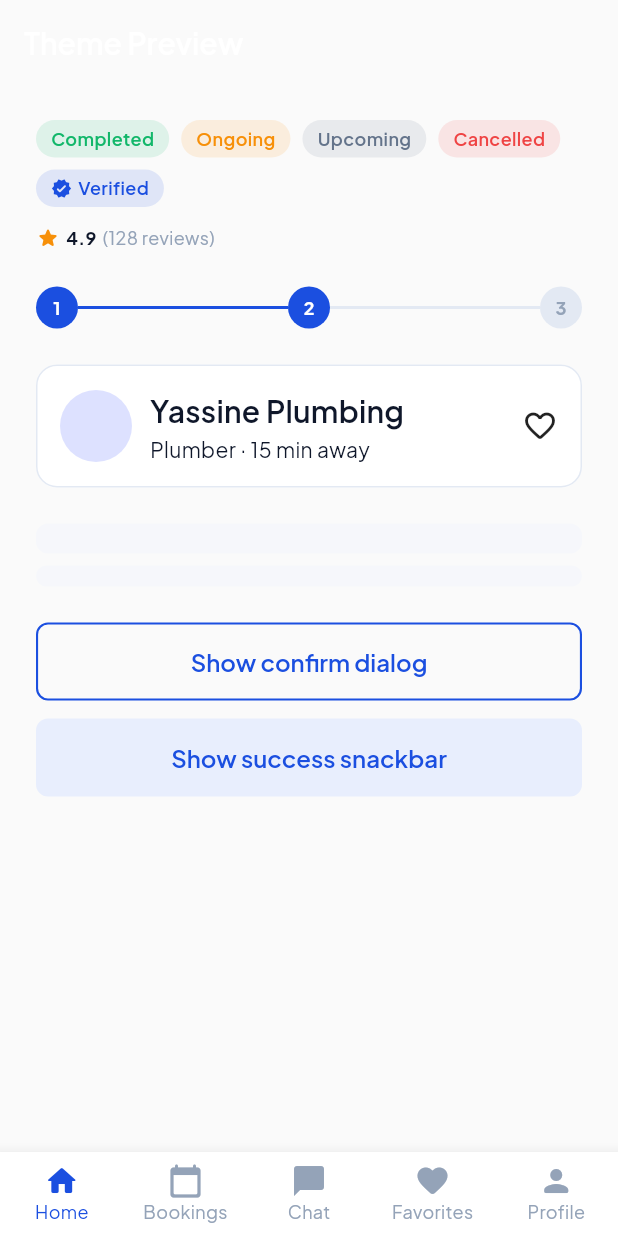
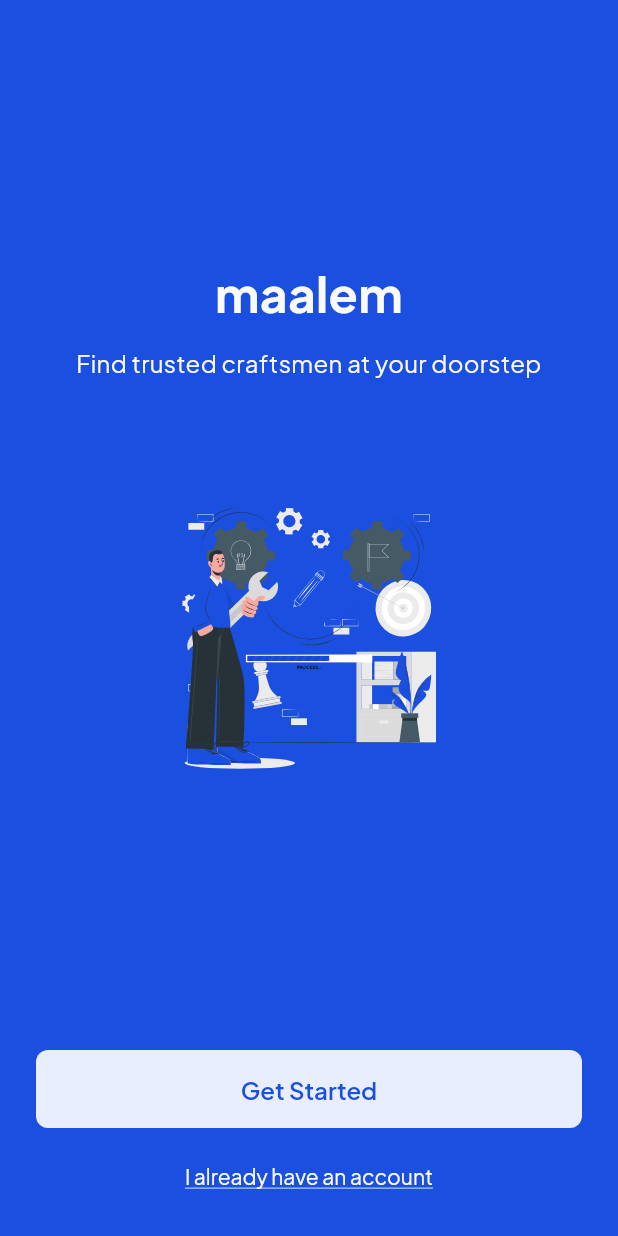
Before and after one commit to mohamed-mouatiqi/maalem, a Flutter app: the screen it shows after launch, on a phone screen of 412 x 824 dp. Run offline on Flutter 3.47's test engine with Material 3 defaults, Android fonts, the phone set to English and light mode, and no system bars; our stand-ins replace flutter_svg, go_router, shared_preferences.

Commit message:
add splash, onboarding and language selection flow

```diff
--- a/lib/core/routing/app_router.dart
+++ b/lib/core/routing/app_router.dart
@@ -1,6 +1,9 @@
 import 'package:go_router/go_router.dart';
 
 import '../../dev/theme_preview_screen.dart';
+import '../../features/auth/presentation/screens/language_selection_screen.dart';
+import '../../features/auth/presentation/screens/onboarding_screen.dart';
+import '../../features/auth/presentation/screens/splash_screens.dart';
 import 'app_routes.dart';
 
 /// App-wide go_router config. Add one GoRoute per screen here as they're built.
@@ -9,6 +12,18 @@ final appRouter = GoRouter(
   routes: [
     GoRoute(
       path: AppRoutes.splash,
+      builder: (context, state) => const SplashScreens(),
+    ),
+    GoRoute(
+      path: AppRoutes.onboarding,
+      builder: (context, state) => const OnboardingScreen(),
+    ),
+    GoRoute(
+      path: AppRoutes.languageSelection,
+      builder: (context, state) => const LanguageSelectionScreen(),
+    ),
+    GoRoute(
+      path: AppRoutes.devPreview,
       builder: (context, state) => const ThemePreviewScreen(),
     ),
   ],
--- a/lib/core/routing/app_routes.dart
+++ b/lib/core/routing/app_routes.dart
@@ -3,4 +3,9 @@ class AppRoutes {
   AppRoutes._();
 
   static const splash = '/';
+  static const onboarding = '/onboarding';
+  static const languageSelection = '/language-selection';
+
+  /// Not part of the real app flow — see ThemePreviewScreen.
+  static const devPreview = '/dev-preview';
 }
--- /dev/null
+++ b/lib/features/auth/presentation/screens/splash_screens.dart
@@ -0,0 +1,76 @@
+import 'package:flutter/material.dart';
+import 'package:flutter_svg/svg.dart';
+import 'package:go_router/go_router.dart';
+import 'package:maalem/core/constants/app_colors.dart';
+import 'package:maalem/core/constants/app_sizes.dart';
+import 'package:maalem/core/constants/app_text_styles.dart';
+import 'package:maalem/core/routing/app_routes.dart';
+import 'package:maalem/core/widgets/inputs/app_button.dart';
+
+/// First screen shown on app launch. Purely static — no Cubit, since
+/// navigation here is user-driven (buttons), not an auto auth-check redirect.
+class SplashScreens extends StatelessWidget {
+  const SplashScreens({super.key});
+
+  @override
+  Widget build(BuildContext context) {
+    return Scaffold(
+      backgroundColor: AppColors.primary,
+      body: SafeArea(
+        child: Padding(
+          padding: const EdgeInsets.symmetric(
+            horizontal: AppSizes.spacingLarge,
+          ),
+          child: Column(
+            children: [
+              const Spacer(),
+              Text(
+                "maalem",
+                textAlign: TextAlign.center,
+                style: AppTextStyles.withColor(
+                  AppTextStyles.h1,
+                  AppColors.background,
+                ),
+              ),
+              const SizedBox(height: AppSizes.spacingMedium),
+              Text(
+                "Find trusted craftsmen at your doorstep",
+                textAlign: TextAlign.center,
+                style: AppTextStyles.withColor(
+                  AppTextStyles.bodyLarge,
+                  AppColors.background,
+                ),
+              ),
+              const SizedBox(height: 70),
+              SizedBox(
+                width: 250,
+                height: 200,
+                child: SvgPicture.asset(
+                  "assets/images/onboarding/process-cuate.svg",
+                ),
+              ),
+              const Spacer(),
+              AppButton(
+                label: "Get Started",
+                onPressed: () => context.go(AppRoutes.onboarding),
+                variant: AppButtonVariant.tonal,
+              ),
+              const SizedBox(height: AppSizes.spacingSmall),
+              TextButton(
+                onPressed: () {},
+                child: Text(
+                  "I already have an account",
+                  style: AppTextStyles.withColor(
+                    AppTextStyles.bodyMedium,
+                    AppColors.background,
+                  ).copyWith(decoration: TextDecoration.underline),
+                ),
+              ),
+              const SizedBox(height: AppSizes.spacingMedium),
+            ],
+          ),
+        ),
+      ),
+    );
+  }
+}
--- a/pubspec.yaml
+++ b/pubspec.yaml
@@ -19,6 +19,8 @@ dependencies:
   go_router: ^17.5.0
   flutter_bloc: ^9.1.1
   equatable: ^2.1.0
+  flutter_svg: ^2.3.0
+  shared_preferences: ^2.5.5
 
 dev_dependencies:
   flutter_test:
@@ -35,6 +37,7 @@ flutter:
 
   assets:
     - assets/images/
+    - assets/images/onboarding/
 
   fonts:
     - family: PlusJakartaSans
```
Also changed, not shown: lib/core/services/language_storage.dart (added, +20 -0 lines), lib/features/auth/presentation/screens/language_selection_screen.dart (added, +175 -0 lines), lib/features/auth/presentation/screens/onboarding_screen.dart (added, +152 -0 lines), lib/features/auth/presentation/choose_role.dart (added), pubspec.lock, 1 other file.
